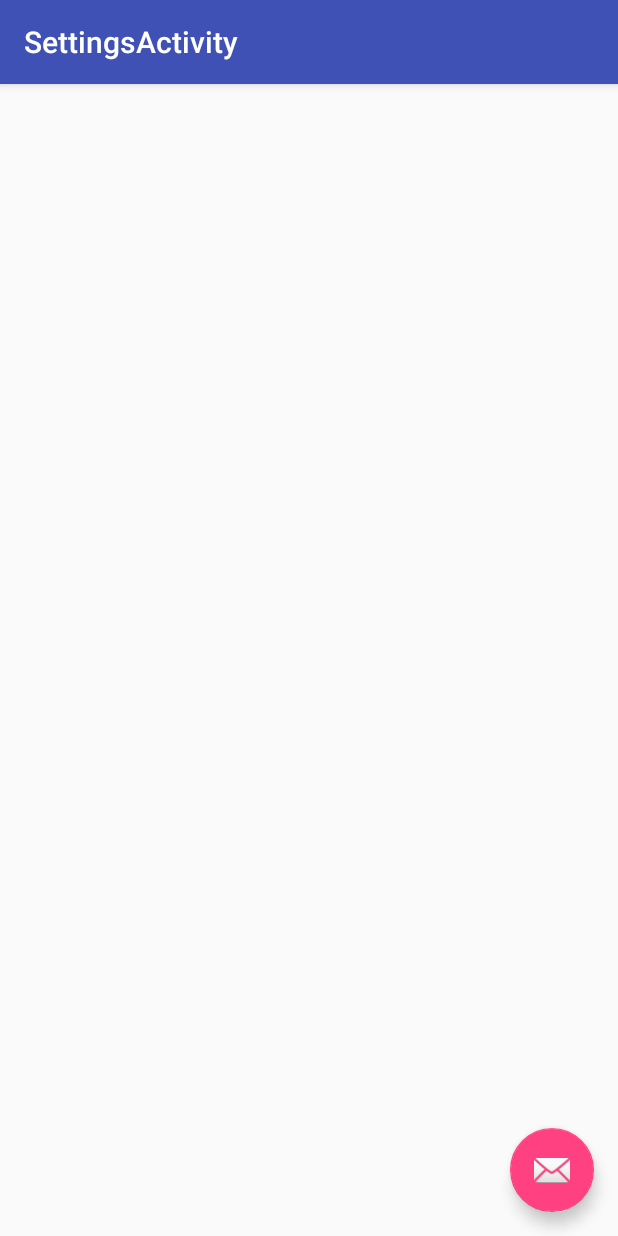
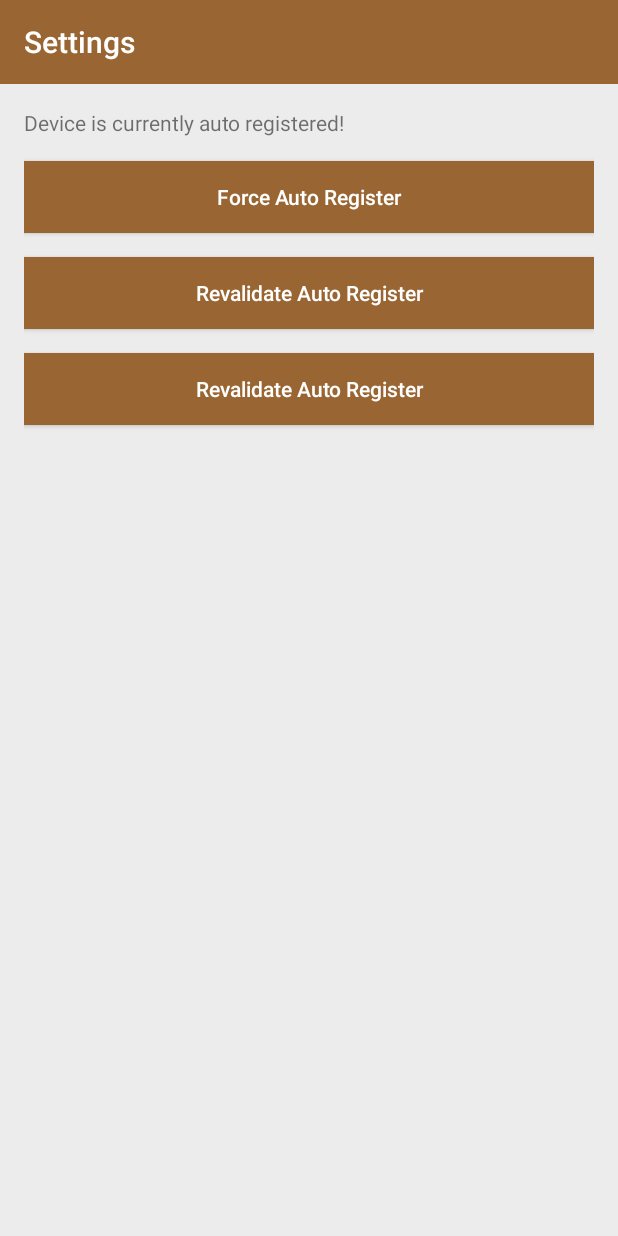
Before and after one commit to aclopesjr/SmartMetering_Android, an Android app: the SettingsActivity screen opened directly, with no data from a screen before it, on a phone screen of 412 x 824 dp. Run offline under Robolectric (Android 15) with nearby library versions, the phone set to English and light mode, and no system bars; our stand-ins replace Volley.

Commit message:
Auto Register

```diff
--- a/app/src/main/AndroidManifest.xml
+++ b/app/src/main/AndroidManifest.xml
@@ -24,4 +24,6 @@
             android:theme="@style/AppTheme.NoActionBar"></activity>
     </application>
 
+    <uses-permission android:name="android.permission.INTERNET"/>
+
 </manifest>
--- a/app/src/main/java/com/iot/unb/SmartMetering/SettingsActivity.java
+++ b/app/src/main/java/com/iot/unb/SmartMetering/SettingsActivity.java
@@ -1,15 +1,19 @@
 package com.iot.unb.SmartMetering;
 
 import android.os.Bundle;
-import android.support.design.widget.FloatingActionButton;
-import android.support.design.widget.Snackbar;
+import android.support.v7.app.ActionBar;
 import android.support.v7.app.AppCompatActivity;
 import android.support.v7.widget.Toolbar;
 import android.view.View;
+import android.widget.Button;
+import android.widget.Toast;
 
-import smart_meterting.unb.iot.com.smartmetering.R;
+import com.android.volley.VolleyError;
+import com.iot.unb.model.domain.result.AutoRegisterResult;
+import com.iot.unb.model.service.Raise;
+import com.iot.unb.model.service.RaiseUIOT;
 
-public class SettingsActivity extends AppCompatActivity {
+public class SettingsActivity extends AppCompatActivity implements View.OnClickListener {
 
     @Override
     protected void onCreate(Bundle savedInstanceState) {
@@ -18,12 +22,31 @@ public class SettingsActivity extends AppCompatActivity {
         Toolbar toolbar = (Toolbar) findViewById(R.id.toolbar);
         setSupportActionBar(toolbar);
 
-        FloatingActionButton fab = (FloatingActionButton) findViewById(R.id.fab);
-        fab.setOnClickListener(new View.OnClickListener() {
+        ActionBar actionBar = getSupportActionBar();
+        actionBar.setTitle("Settings");
+    }
+
+    @Override
+    public void onClick(View view) {
+        if (view.getId() == R.id.btnForceAutoRegister) {
+            autoRegisterClick();
+        } else if (view.getId() == R.id.btnRevalidateAutoRegister) {
+
+        } if (view.getId() == R.id.btnForceDataCollection) {
+
+        }
+    }
+
+    private void autoRegisterClick() {
+        RaiseUIOT.autoRegister(new Raise.Listener<AutoRegisterResult>() {
             @Override
-            public void onClick(View view) {
-                Snackbar.make(view, "Replace with your own action", Snackbar.LENGTH_LONG)
-                        .setAction("Action", null).show();
+            public void onSucces(AutoRegisterResult response) {
+                Toast.makeText(SettingsActivity.this, "The device has successfuly been auto registered with services!", Toast.LENGTH_LONG).show();
+            }
+        }, new Raise.ErrorListener() {
+            @Override
+            public void onError(VolleyError error) {
+
             }
         });
     }
--- a/app/src/main/res/layout/activity_settings.xml
+++ b/app/src/main/res/layout/activity_settings.xml
@@ -1,34 +1,60 @@
 <?xml version="1.0" encoding="utf-8"?>
-<android.support.design.widget.CoordinatorLayout xmlns:android="http://schemas.android.com/apk/res/android"
-    xmlns:app="http://schemas.android.com/apk/res-auto"
-    xmlns:tools="http://schemas.android.com/tools"
+<LinearLayout xmlns:android="http://schemas.android.com/apk/res/android"
     android:layout_width="match_parent"
     android:layout_height="match_parent"
-    android:fitsSystemWindows="true"
-    tools:context="com.iot.unb.SmartMetering.SettingsActivity">
+    android:orientation="vertical"
+    android:background="@color/colorBackground">
 
-    <android.support.design.widget.AppBarLayout
+    <include layout="@layout/include_toolbar"/>
+
+    <LinearLayout
         android:layout_width="match_parent"
-        android:layout_height="wrap_content"
-        android:theme="@style/AppTheme.AppBarOverlay">
+        android:layout_height="match_parent"
+        android:orientation="vertical"
+        android:padding="16dp">
 
-        <android.support.v7.widget.Toolbar
-            android:id="@+id/toolbar"
+        <TextView
             android:layout_width="match_parent"
-            android:layout_height="?attr/actionBarSize"
-            android:background="?attr/colorPrimary"
-            app:popupTheme="@style/AppTheme.PopupOverlay" />
+            android:layout_height="wrap_content"
+            android:text="Device is currently auto registered!"
+            android:layout_marginBottom="16dp"
+            android:gravity="top"/>
 
-    </android.support.design.widget.AppBarLayout>
+        <Button
+            android:id="@+id/btnForceAutoRegister"
+            android:layout_width="match_parent"
+            android:layout_height="wrap_content"
+            android:text="Force Auto Register"
+            android:textAllCaps="false"
+            android:textColor="#FFFFFF"
+            android:background="#996633"
+            android:layout_marginBottom="16dp"
+            android:onClick="onClick"/>
 
-    <include layout="@layout/content_settings" />
+        <Button
+            android:id="@+id/btnRevalidateAutoRegister"
+            android:layout_gravity="bottom"
+            android:layout_width="match_parent"
+            android:layout_height="wrap_content"
+            android:text="Revalidate Auto Register"
+            android:textAllCaps="false"
+            android:textColor="#FFFFFF"
+            android:background="#996633"
+            android:layout_marginBottom="16dp"
+            android:onClick="onClick"/>
 
-    <android.support.design.widget.FloatingActionButton
-        android:id="@+id/fab"
-        android:layout_width="wrap_content"
-        android:layout_height="wrap_content"
-        android:layout_gravity="bottom|end"
-        android:layout_margin="@dimen/fab_margin"
-        app:srcCompat="@android:drawable/ic_dialog_email" />
+        <Button
+            android:id="@+id/btnForceDataCollection"
+            android:layout_gravity="bottom"
+            android:layout_width="match_parent"
+            android:layout_height="wrap_content"
+            android:text="Revalidate Auto Register"
+            android:textAllCaps="false"
+            android:textColor="#FFFFFF"
+            android:background="#996633"
+            android:layout_marginBottom="16dp"
+            android:onClick="onClick"/>
 
-</android.support.design.widget.CoordinatorLayout>
+    </LinearLayout>
+
+</LinearLayout>
--- a/app/src/main/res/layout/content_settings.xml
+++ /dev/null
@@ -1,16 +0,0 @@
-<?xml version="1.0" encoding="utf-8"?>
-<RelativeLayout xmlns:android="http://schemas.android.com/apk/res/android"
-    xmlns:app="http://schemas.android.com/apk/res-auto"
-    xmlns:tools="http://schemas.android.com/tools"
-    android:id="@+id/content_settings"
-    android:layout_width="match_parent"
-    android:layout_height="match_parent"
-    android:paddingBottom="@dimen/activity_vertical_margin"
-    android:paddingLeft="@dimen/activity_horizontal_margin"
-    android:paddingRight="@dimen/activity_horizontal_margin"
-    android:paddingTop="@dimen/activity_vertical_margin"
-    app:layout_behavior="@string/appbar_scrolling_view_behavior"
-    tools:context="com.iot.unb.SmartMetering.SettingsActivity"
-    tools:showIn="@layout/activity_settings">
-
-</RelativeLayout>
--- /dev/null
+++ b/app/src/main/res/layout/include_toolbar.xml
@@ -0,0 +1,12 @@
+<?xml version="1.0" encoding="utf-8"?>
+
+<android.support.v7.widget.Toolbar xmlns:android="http://schemas.android.com/apk/res/android"
+    android:id="@+id/toolbar"
+    android:layout_width="match_parent"
+    android:layout_height="wrap_content"
+    android:background="?attr/colorPrimary"
+    android:minHeight="?attr/actionBarSize"
+    android:theme="@style/ThemeOverlay.AppCompat.Dark.ActionBar"
+    android:titleTextColor="@color/colorTitle">
+
+</android.support.v7.widget.Toolbar>
--- a/app/src/main/res/menu/menu_main.xml
+++ b/app/src/main/res/menu/menu_main.xml
@@ -1,10 +1,10 @@
 <menu xmlns:android="http://schemas.android.com/apk/res/android"
     xmlns:app="http://schemas.android.com/apk/res-auto"
     xmlns:tools="http://schemas.android.com/tools"
-    tools:context="smart_meterting.unb.iot.com.smartmetering.com.iot.unb.SmartMetering.MainActivity">
+    tools:context="com.iot.unb.SmartMetering.MainActivity">
+
     <item
         android:id="@+id/action_settings"
-        android:orderInCategory="100"
         android:title="@string/action_settings"
         app:showAsAction="never" />
 </menu>
--- a/app/src/main/res/values/colors.xml
+++ b/app/src/main/res/values/colors.xml
@@ -1,6 +1,6 @@
 <?xml version="1.0" encoding="utf-8"?>
 <resources>
-    <color name="colorPrimary">#3F51B5</color>
-    <color name="colorPrimaryDark">#303F9F</color>
-    <color name="colorAccent">#FF4081</color>
+    <color name="colorPrimary">#996633</color>
+    <color name="colorBackground">#ECECEC</color>
+    <color name="colorTitle">#ECECEC</color>
 </resources>
--- a/app/src/main/res/values/styles.xml
+++ b/app/src/main/res/values/styles.xml
@@ -1,11 +1,9 @@
 <resources>
 
     <!-- Base application theme. -->
-    <style name="AppTheme" parent="Theme.AppCompat.Light.DarkActionBar">
+    <style name="AppTheme" parent="Theme.AppCompat.Light.NoActionBar">
         <!-- Customize your theme here. -->
         <item name="colorPrimary">@color/colorPrimary</item>
-        <item name="colorPrimaryDark">@color/colorPrimaryDark</item>
-        <item name="colorAccent">@color/colorAccent</item>
     </style>
 
     <style name="AppTheme.NoActionBar">
```
Also changed, not shown: app/src/main/java/com/iot/unb/SmartMetering/MainActivity.java (+11 -18 lines), app/src/main/java/com/iot/unb/model/domain/register/AutoRegister.java (+7 -4 lines), app/src/main/java/com/iot/unb/model/service/RaiseUIOT.java (+13 -2 lines), app/src/main/res/layout/activity_main.xml (+6 -29 lines), app/src/main/res/layout/content_main.xml (deleted, +0 -20 lines).
